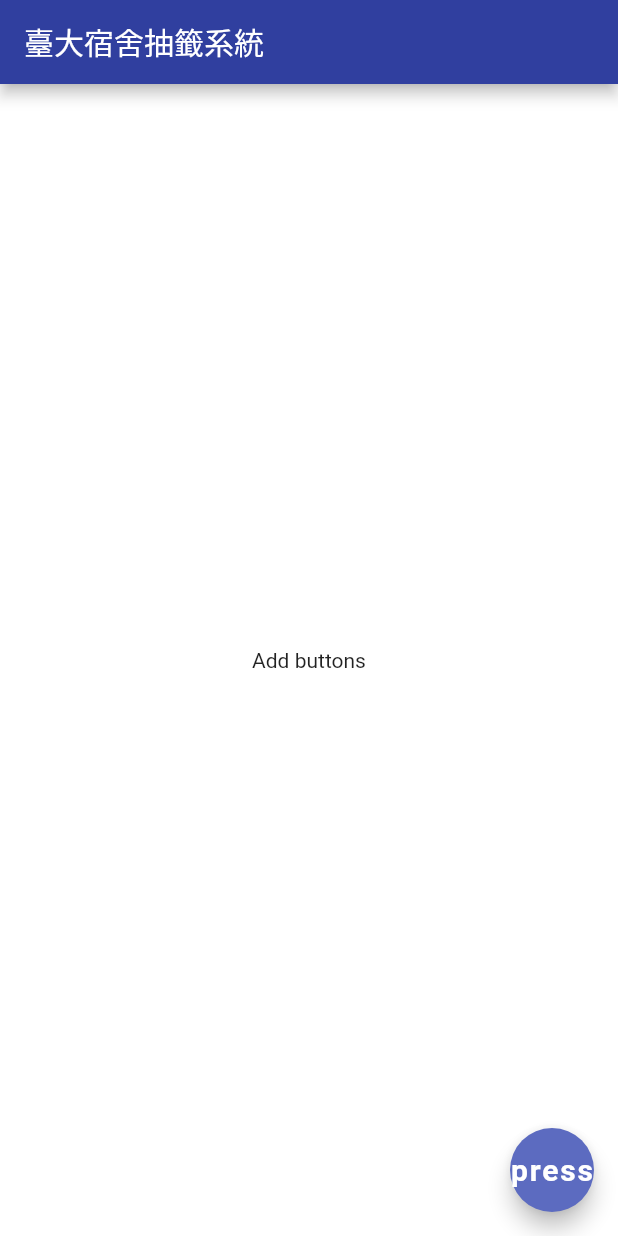
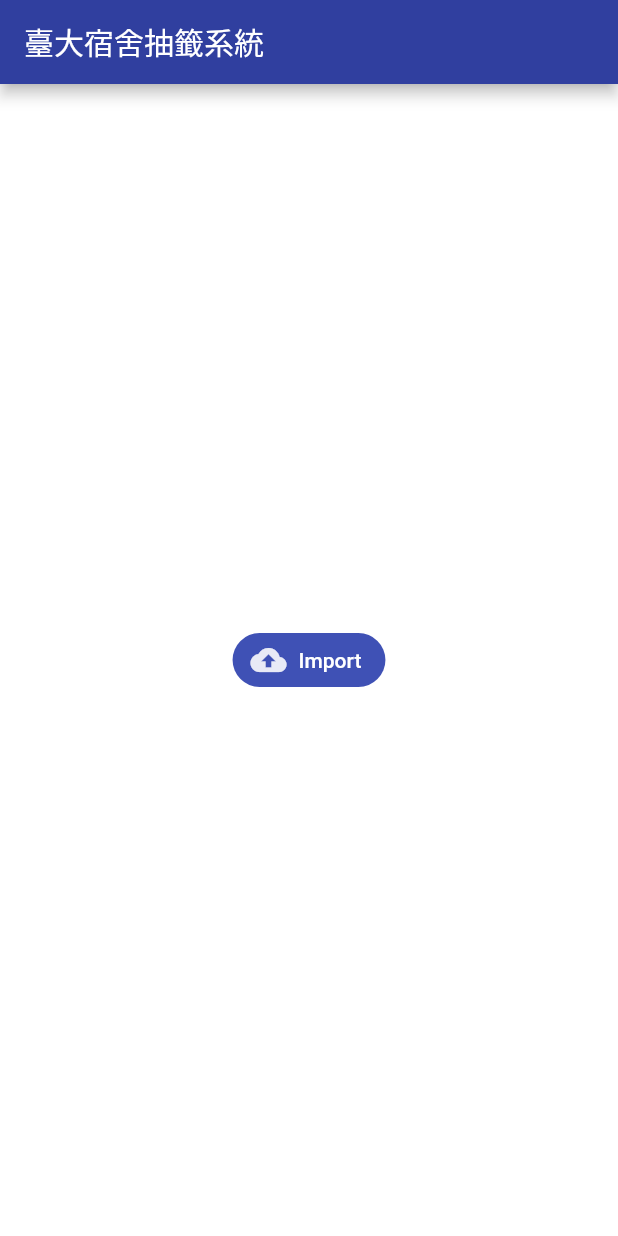
Before and after one commit to shaoyuchu/dorm-alloc-sys, a Flutter app: the screen it shows after launch, on a phone screen of 412 x 824 dp. Run offline on Flutter 3.47's test engine with Material 2 defaults, Android fonts, the phone set to English and light mode, and no system bars; our stand-ins replace shared_preferences; missing offline and left inert: color_panel, file_chooser, menubar, window_size; statements that could not run were skipped.

Commit message:
button with icon

```diff
--- a/lib/main.dart
+++ b/lib/main.dart
@@ -54,27 +54,50 @@ void main() {
   });
 
   runApp(MaterialApp(
-    home: Scaffold(
+    home: Home(),
+  ));
+
+}
+
+class Home extends StatelessWidget {
+  @override
+  Widget build(BuildContext context) {
+    return Scaffold(
+
       appBar: AppBar(
         title: Text('臺大宿舍抽籤系統'),
         centerTitle: false,
         backgroundColor: Colors.indigo[700],
       ),
+
       body: Center(
-         child: Text('Add buttons'),
-      ),
-      floatingActionButton: FloatingActionButton(
-        onPressed: () {},
-        child: Text(
-          'press',
-          style: TextStyle(
-            fontSize: 20.0,
-            fontWeight: FontWeight.bold,
+        child: FlatButton.icon(
+          onPressed: () {
+            print('Import button clicked');
+          },
+          // child: Text(
+          //   'Import',
+          //   style: TextStyle(
+          //     color: Colors.white,
+          //   ),
+          // ),
+          icon: Icon(
+            Icons.cloud_upload,
+            color: Colors.indigo[50],
+          ),
+          label: Text(
+            'Import',
+            style: TextStyle(color: Colors.white),
+          ),
+          color: Colors.indigo,
+          shape: RoundedRectangleBorder(
+            borderRadius: BorderRadius.circular(18.0),
           ),
         ),
-        backgroundColor: Colors.indigo[400],
       ),
+
       backgroundColor: Colors.white,
-    ),
-  ));
+
+    );
+  }
 }
```
